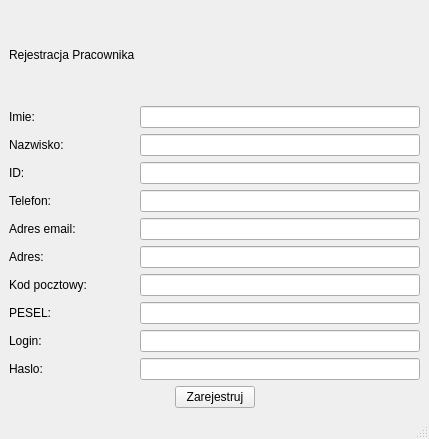
Above: adminRegistrationUser.ui from RuslanDidykk/CleanCity before the change. Below: the same form after it.
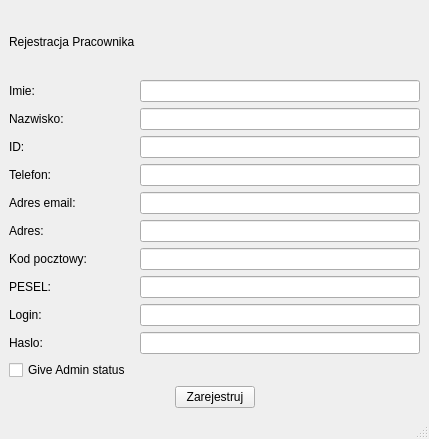
That is the form after the change.

```diff
--- a/adminRegistrationUser.ui
+++ b/adminRegistrationUser.ui
@@ -379,6 +379,13 @@
         </item>
        </layout>
       </item>
+      <item>
+       <widget class="QCheckBox" name="checkBox_admin">
+        <property name="text">
+         <string>Give Admin status</string>
+        </property>
+       </widget>
+      </item>
       <item>
        <layout class="QHBoxLayout" name="horizontalLayout_11">
         <item>
```
